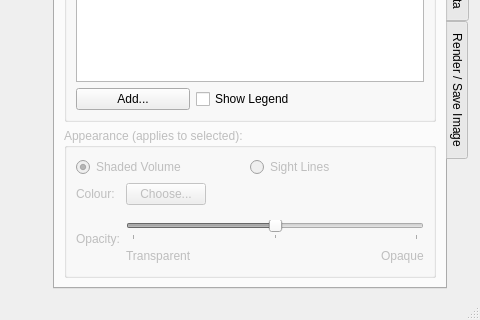
euratom-software/calcam, file calcam/gui/qt_designer_files/viewer.ui: the form before one commit; both pictures show x 470 to 950 and y 383 to 703 of the 950 by 703 pixel window.
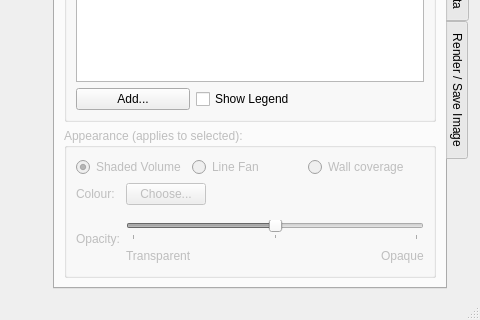
The form after the commit. The open tabs and pages were chosen to show the change.

What changed in the file:
```diff
--- a/calcam/gui/qt_designer_files/viewer.ui
+++ b/calcam/gui/qt_designer_files/viewer.ui
@@ -1210,7 +1210,14 @@
               <item>
                <widget class="QRadioButton" name="sightline_type_lines">
                 <property name="text">
-                 <string>Sight Lines</string>
+                 <string>Line Fan</string>
+                </property>
+               </widget>
+              </item>
+              <item>
+               <widget class="QRadioButton" name="sightline_type_wallcoverage">
+                <property name="text">
+                 <string>Wall coverage</string>
                 </property>
                </widget>
               </item>
```
Left out of the diff: 2 changed lines with no effect on the pictures.
